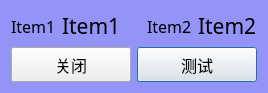
The window that AnalysisMode/clsSampleTest.ui (caicaiking/WKEFactoryView2014) describes before a commit, drawn with Qt 5.
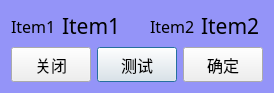
The same window after the commit.

```diff
--- a/AnalysisMode/clsSampleTest.ui
+++ b/AnalysisMode/clsSampleTest.ui
@@ -6,7 +6,7 @@
    <rect>
     <x>0</x>
     <y>0</y>
-    <width>248</width>
+    <width>257</width>
     <height>84</height>
    </rect>
   </property>
@@ -136,6 +136,34 @@
        </property>
       </widget>
      </item>
+     <item>
+      <widget class="QPushButton" name="btnOk">
+       <property name="minimumSize">
+        <size>
+         <width>0</width>
+         <height>35</height>
+        </size>
+       </property>
+       <property name="font">
+        <font>
+         <family>楷体</family>
+         <pointsize>12</pointsize>
+        </font>
+       </property>
+       <property name="text">
+        <string>确定</string>
+       </property>
+       <property name="shortcut">
+        <string>Return</string>
+       </property>
+       <property name="autoDefault">
+        <bool>false</bool>
+       </property>
+       <property name="default">
+        <bool>false</bool>
+       </property>
+      </widget>
+     </item>
     </layout>
    </item>
   </layout>
```
Left out of the diff: 3 changed lines with no effect on the pictures.
